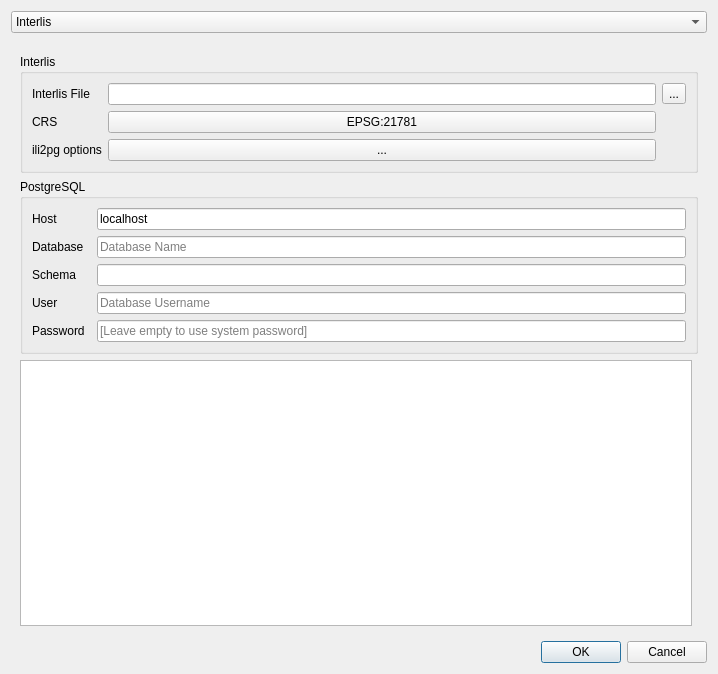
First picture: the form in projectgenerator/ui/generate_project.ui, repository opengisch/QgisModelBaker, before the edit.
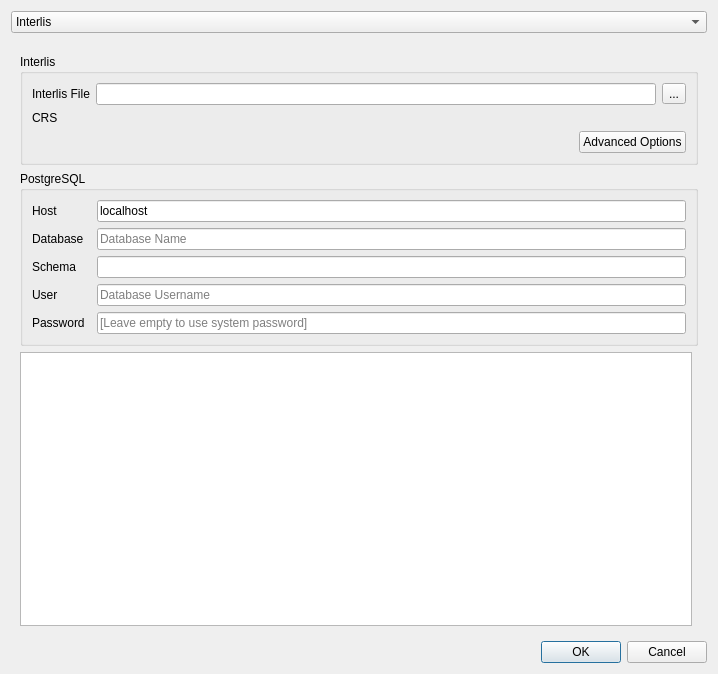
Second picture: the form after the edit. Custom widgets are drawn as their Qt base class.

Commit message: Adjust user interface

```diff
--- a/projectgenerator/ui/generate_project.ui
+++ b/projectgenerator/ui/generate_project.ui
@@ -121,9 +121,6 @@
             </property>
            </widget>
           </item>
-          <item row="0" column="2">
-           <widget class="QLineEdit" name="ili_file_line_edit"/>
-          </item>
           <item row="0" column="3">
            <widget class="QToolButton" name="ili_file_browse_button">
             <property name="text">
@@ -131,20 +128,6 @@
             </property>
            </widget>
           </item>
-          <item row="2" column="0">
-           <widget class="QLabel" name="label_7">
-            <property name="text">
-             <string>ili2pg options</string>
-            </property>
-           </widget>
-          </item>
-          <item row="2" column="2">
-           <widget class="QPushButton" name="ili2pg_options_button">
-            <property name="text">
-             <string>...</string>
-            </property>
-           </widget>
-          </item>
           <item row="1" column="0">
            <widget class="QLabel" name="crs_label">
             <property name="toolTip">
@@ -155,18 +138,31 @@
             </property>
            </widget>
           </item>
-          <item row="1" column="2">
-           <widget class="QPushButton" name="crs_selection_button">
-            <property name="maximumSize">
+          <item row="2" column="2" colspan="2">
+           <widget class="QPushButton" name="ili2pg_options_button">
+            <property name="text">
+             <string>Advanced Options</string>
+            </property>
+           </widget>
+          </item>
+          <item row="2" column="1">
+           <spacer name="horizontalSpacer">
+            <property name="orientation">
+             <enum>Qt::Horizontal</enum>
+            </property>
+            <property name="sizeHint" stdset="0">
              <size>
-              <width>16777215</width>
-              <height>16777215</height>
+              <width>40</width>
+              <height>20</height>
              </size>
             </property>
-            <property name="text">
-             <string>EPSG:21781</string>
-            </property>
-           </widget>
+           </spacer>
+          </item>
+          <item row="0" column="1" colspan="2">
+           <widget class="QLineEdit" name="ili_file_line_edit"/>
+          </item>
+          <item row="1" column="1" colspan="3">
+           <widget class="QgsProjectionSelectionWidget" name="crsSelector" native="true"/>
           </item>
          </layout>
         </widget>
@@ -209,6 +205,14 @@
    </item>
   </layout>
  </widget>
+ <customwidgets>
+  <customwidget>
+   <class>QgsProjectionSelectionWidget</class>
+   <extends>QWidget</extends>
+   <header>qgis.gui</header>
+   <container>1</container>
+  </customwidget>
+ </customwidgets>
  <tabstops>
   <tabstop>type_combo_box</tabstop>
   <tabstop>ili_file_line_edit</tabstop>
```
Left out of the diff: 12 changed lines with no effect on the pictures. The commit also changes 1 other file.
